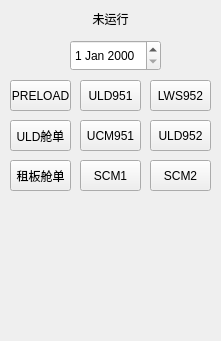
This is Interface/MS.ui in liuym5/MS as Qt 5 draws it before an edit. The edited form follows.
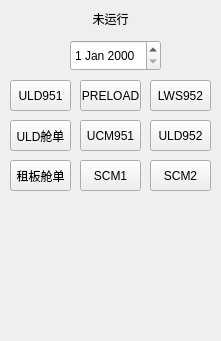
This is the edited form.

The edit to the form file:
```diff
--- a/Interface/MS.ui
+++ b/Interface/MS.ui
@@ -83,7 +83,7 @@
   <widget class="QPushButton" name="ULD951Btn">
    <property name="geometry">
     <rect>
-     <x>80</x>
+     <x>10</x>
      <y>80</y>
      <width>61</width>
      <height>31</height>
@@ -161,7 +161,7 @@
   <widget class="QPushButton" name="PRELOADBtn">
    <property name="geometry">
     <rect>
-     <x>10</x>
+     <x>80</x>
      <y>80</y>
      <width>61</width>
      <height>31</height>
```
